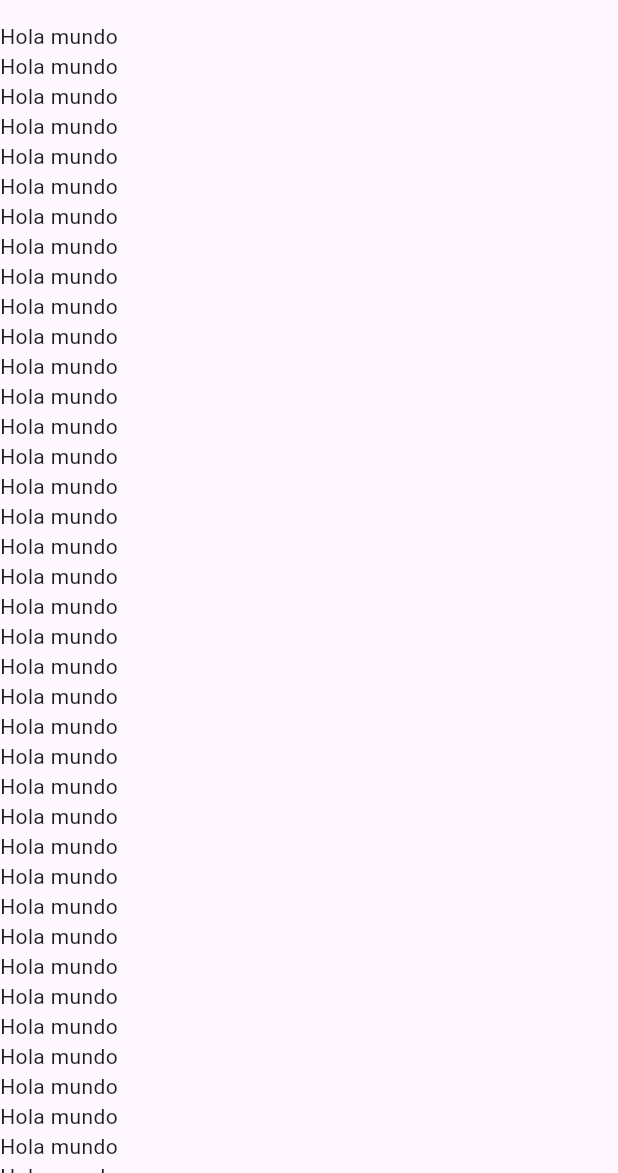
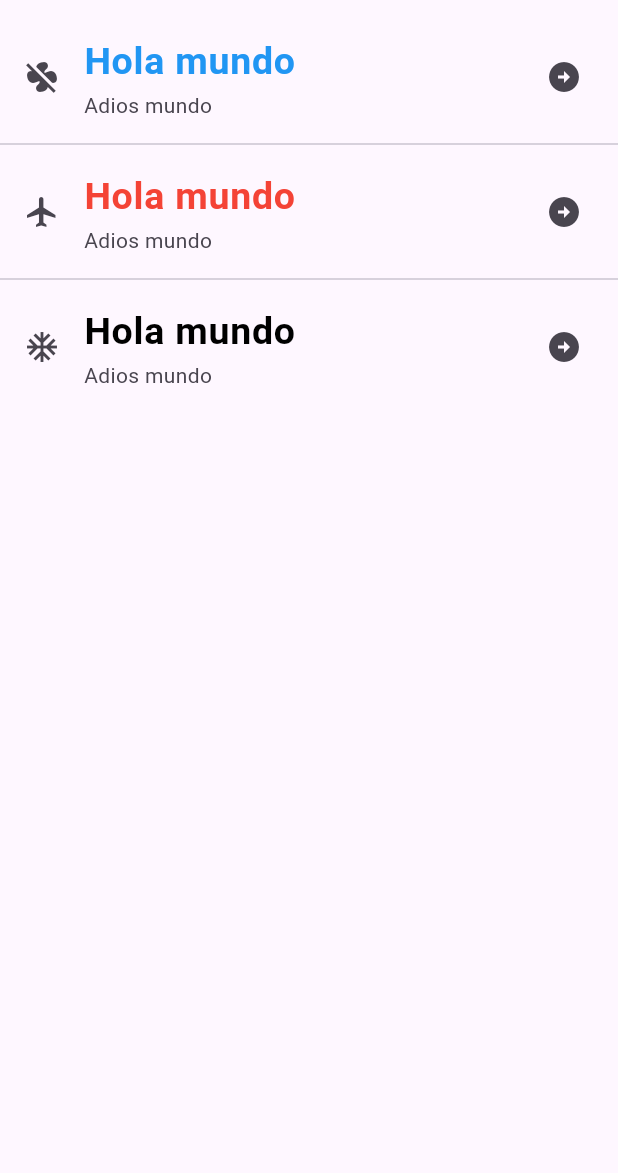
Before and after one commit to Rolando1233/componentes_flutter, a Flutter app: the screen it shows after launch, on a phone screen of 412 x 824 dp, the part 63-1236 px from its top. Run offline on Flutter 3.47's test engine with Material 3 defaults, Android fonts, the phone set to English and light mode, and no system bars.

Commit message:
Adding ListStile to the ListView

```diff
--- a/lib/home_screen.dart
+++ b/lib/home_screen.dart
@@ -11,63 +11,30 @@ class HomeScreen extends StatelessWidget {
         ),
         body: ListView(
           children: const [
-            Text('Hola mundo'),
-            Text('Hola mundo'),
-            Text('Hola mundo'),
-            Text('Hola mundo'),
-            Text('Hola mundo'),
-            Text('Hola mundo'),
-            Text('Hola mundo'),
-            Text('Hola mundo'),
-            Text('Hola mundo'),
-            Text('Hola mundo'),
-            Text('Hola mundo'),
-            Text('Hola mundo'),
-            Text('Hola mundo'),
-            Text('Hola mundo'),
-            Text('Hola mundo'),
-            Text('Hola mundo'),
-            Text('Hola mundo'),
-            Text('Hola mundo'),
-            Text('Hola mundo'),
-            Text('Hola mundo'),
-            Text('Hola mundo'),
-            Text('Hola mundo'),
-            Text('Hola mundo'),
-            Text('Hola mundo'),
-            Text('Hola mundo'),
-            Text('Hola mundo'),
-            Text('Hola mundo'),
-            Text('Hola mundo'),
-            Text('Hola mundo'),
-            Text('Hola mundo'),
-            Text('Hola mundo'),
-            Text('Hola mundo'),
-            Text('Hola mundo'),
-            Text('Hola mundo'),
-            Text('Hola mundo'),
-            Text('Hola mundo'),
-            Text('Hola mundo'),
-            Text('Hola mundo'),
-            Text('Hola mundo'),
-            Text('Hola mundo'),
-            Text('Hola mundo'),
-            Text('Hola mundo'),
-            Text('Hola mundo'),
-            Text('Hola mundo'),
-            Text('Hola mundo'),
-            Text('Hola mundo'),
-            Text('Hola mundo'),
-            Text('Hola mundo'),
-            Text('Hola mundo'),
-            Text('Hola mundo'),
-            Text('Hola mundo'),
-            Text('Hola mundo'),
-            Text('Hola mundo'),
-            Text('Hola mundo'),
-            Text('Hola mundo'),
-            Text('Hola mundo'),
-            Text('Hola mundo'),
+            ListTile(
+              leading: Icon(Icons.mode_fan_off),
+            title: Text('Hola mundo',
+              style: TextStyle(color: Colors.blue,fontWeight: FontWeight.bold,fontSize: 25),),
+            subtitle: Text('Adios mundo'),
+            trailing: Icon(Icons.arrow_circle_right),
+            ),
+            Divider(),
+            ListTile(
+              leading: Icon(Icons.flight),
+            title: Text('Hola mundo',
+              style: TextStyle(color: Colors.red,fontWeight: FontWeight.bold,fontSize: 25),),
+            subtitle: Text('Adios mundo'),
+            trailing: Icon(Icons.arrow_circle_right),
+            ),
+            Divider(),
+            ListTile(
+              leading: Icon(Icons.ac_unit_sharp),
+            title: Text('Hola mundo',
+              style: TextStyle(color: Colors.black,fontWeight: FontWeight.bold,fontSize: 25),),
+            subtitle: Text('Adios mundo'),
+            trailing: Icon(Icons.arrow_circle_right),
+            )
+
           ],
         ),
       );
```
